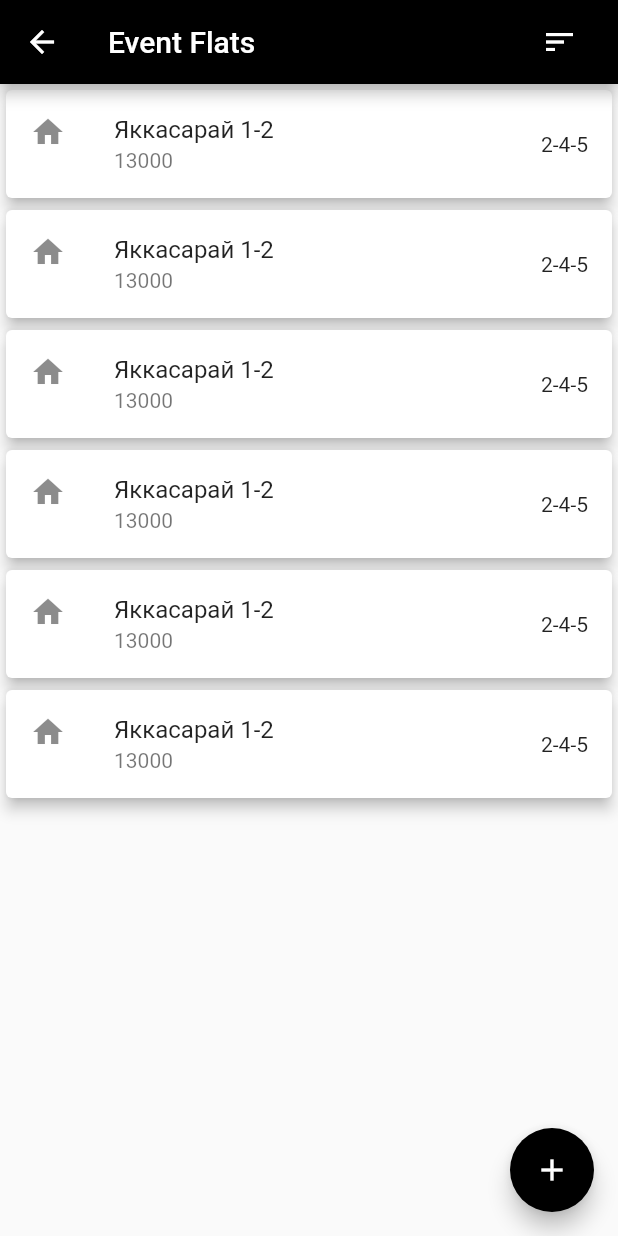
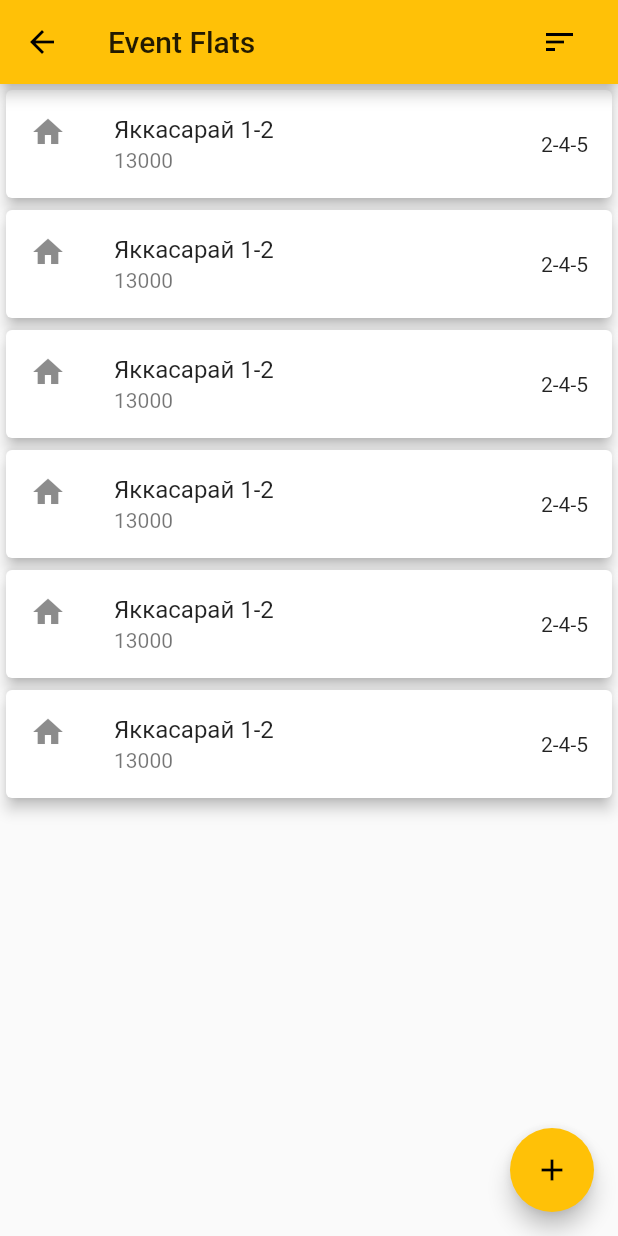
Before and after one commit to dmitriyl99/event_flats, a Flutter app: the FlatsListScreen screen opened by its route, on a phone screen of 412 x 824 dp. Run offline on Flutter 3.47's test engine with Material 2 defaults, Android fonts, the light colour scheme and no system bars.

Commit message:
Change app color

```diff
--- a/lib/view/resources/colors.dart
+++ b/lib/view/resources/colors.dart
@@ -21,5 +21,5 @@ class AppColors {
     return MaterialColor(color.value, swatch);
   }
 
-  static MaterialColor primaryColor = createMaterialColor(Colors.black);
+  static MaterialColor primaryColor = Colors.amber;
 }
```
